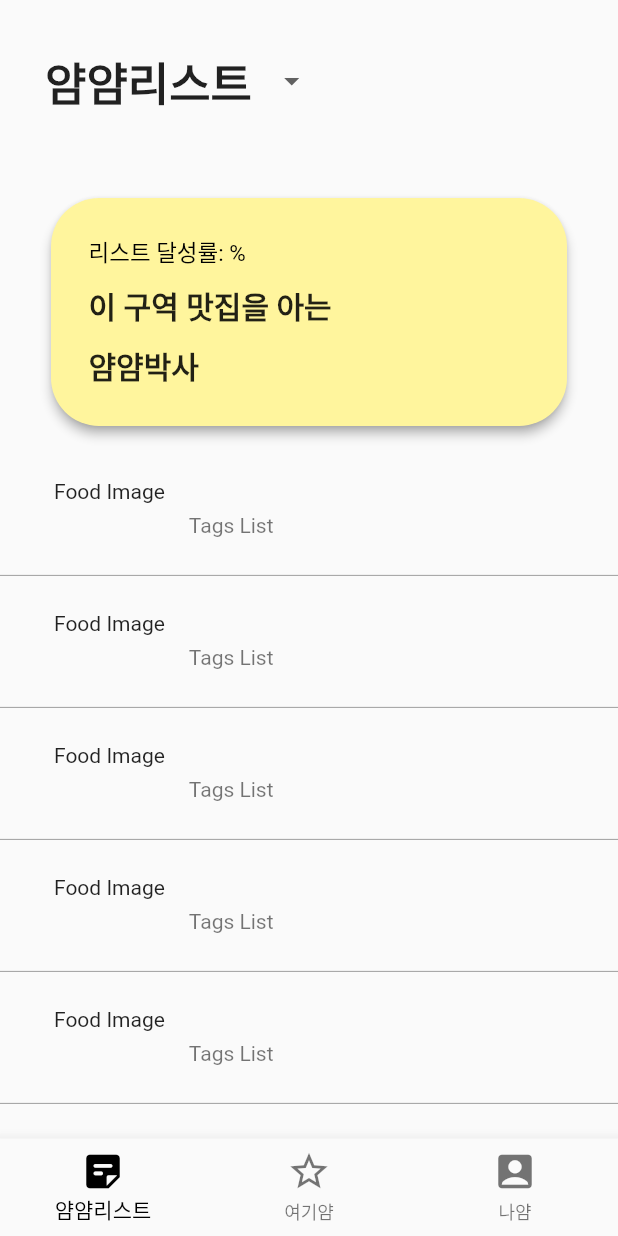
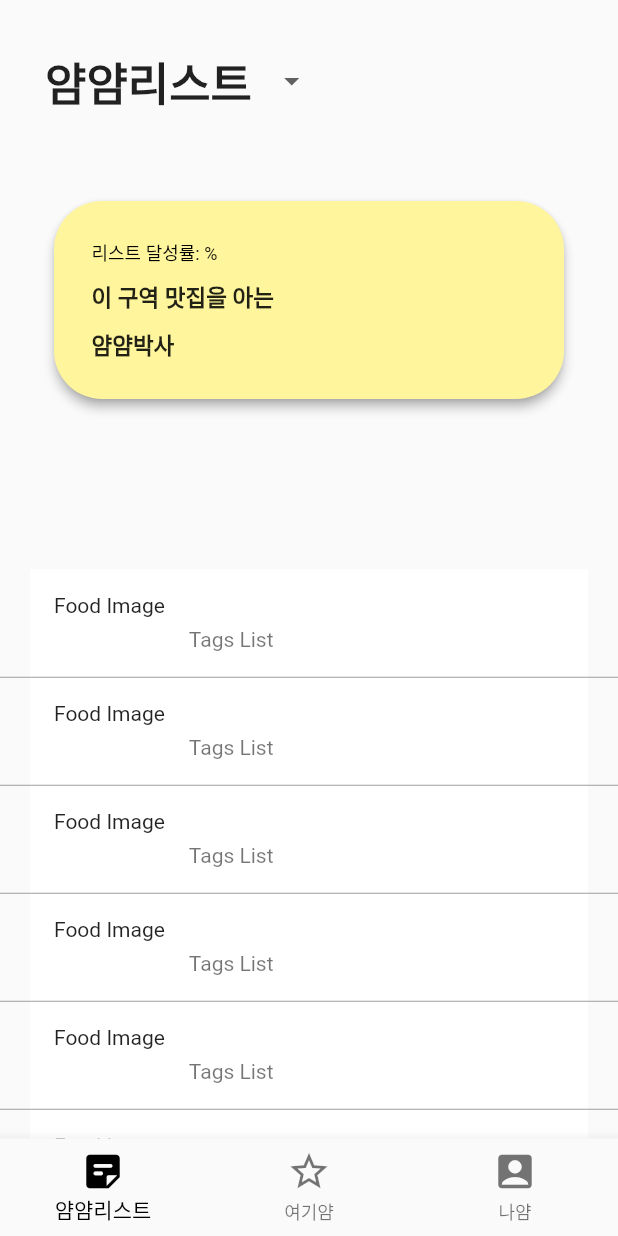
Before and after one commit to dcide6/mucketList_ui, a Flutter app: the screen it shows after launch, on a phone screen of 412 x 824 dp. Run offline on Flutter 3.47's test engine with Material 2 defaults, Android fonts, the phone set to English and light mode, and no system bars; our stand-ins replace get, sensors; missing offline and left inert: shake.

```diff
--- a/lib/home_page.dart
+++ b/lib/home_page.dart
@@ -1,9 +1,12 @@
 import 'package:flutter/material.dart';
+import 'package:get/get.dart';
 import 'package:mklistui/screens/feed_screen.dart';
 import 'package:mklistui/screens/list_screen.dart';
 import 'package:mklistui/screens/profile_screen.dart';
-
+import 'package:mklistui/widgets/random_pick_dialog.dart';
+import 'package:shake/shake.dart';
 import 'constants/screen_size.dart';
+import 'package:sensors/sensors.dart';
 
 class HomePage extends StatefulWidget {
   @override
@@ -11,6 +14,7 @@ class HomePage extends StatefulWidget {
 }
 
 class _HomePageState extends State<HomePage> {
+  ShakeDetector detector;
   List<BottomNavigationBarItem> btmNavItems = [
     BottomNavigationBarItem(
         icon: Icon(Icons.sticky_note_2_rounded), label: '얌얌리스트'),
@@ -27,6 +31,13 @@ class _HomePageState extends State<HomePage> {
     FeedScreen(),
     ProfileScreen(),
   ];
+  @override
+  void initState() {
+    super.initState();
+    detector = ShakeDetector.autoStart(onPhoneShake: () {
+      Get.to(RandomPickDialog(pickedList: "햄버거", pickedListInfo: "맛있습니다"));
+    });
+  }
 
   @override
   Widget build(BuildContext context) {
--- a/lib/screens/list_screen.dart
+++ b/lib/screens/list_screen.dart
@@ -16,7 +16,7 @@ class _ListScreenState extends State<ListScreen> {
       child: Scaffold(
         body: Stack(children: [
           Container(
-            height: size.height * 0.36,
+            height: size.height * 0.5,
             width: size.width,
             child: Column(
               crossAxisAlignment: CrossAxisAlignment.start,
@@ -27,7 +27,7 @@ class _ListScreenState extends State<ListScreen> {
             ),
           ),
           DraggableScrollableSheet(
-            initialChildSize: 0.6,
+            initialChildSize: 0.5,
             minChildSize: 0.3,
             maxChildSize: 0.85,
             builder: (BuildContext context, myScrollController) {
@@ -39,6 +39,7 @@ class _ListScreenState extends State<ListScreen> {
                         padding: const EdgeInsets.symmetric(horizontal: 20.0),
                         child: ListTile(
                           onTap: () {},
+                          tileColor: Colors.white,
                           leading: Text("Food Image"),
                           subtitle: Text("Tags List"),
                         ),
@@ -47,6 +48,7 @@ class _ListScreenState extends State<ListScreen> {
                     separatorBuilder: (context, index) {
                       return Divider(
                         color: Colors.grey,
+                        height: 0,
                       );
                     },
                     itemCount: 30,
@@ -63,7 +65,7 @@ class _ListScreenState extends State<ListScreen> {
 
   Widget buildCard() {
     return Padding(
-      padding: const EdgeInsets.all(30.0), // 카드 바깥에 패딩
+      padding: const EdgeInsets.all(32.0), // 카드 바깥에 패딩
       child: Card(
         shadowColor: Colors.grey,
         elevation: 3,
--- a/lib/widgets/mylist_card.dart
+++ b/lib/widgets/mylist_card.dart
@@ -18,7 +18,7 @@ class MyListCard extends StatelessWidget {
       children: [
         Text(
           '리스트 달성률: %',
-          style: TextStyle(fontSize: 15, color: Colors.black),
+          style: TextStyle(fontSize: 12, color: Colors.black),
         ),
         const SizedBox(
           height: 10,
@@ -26,7 +26,7 @@ class MyListCard extends StatelessWidget {
         Text(
           listDescription,
           style: TextStyle(
-            fontSize: 20,
+            fontSize: 15,
             fontWeight: FontWeight.bold,
           ),
         ),
@@ -36,7 +36,7 @@ class MyListCard extends StatelessWidget {
         Text(
           listGrade,
           style: TextStyle(
-            fontSize: 20,
+            fontSize: 15,
             fontWeight: FontWeight.bold,
           ),
         ),
--- a/pubspec.yaml
+++ b/pubspec.yaml
@@ -29,6 +29,9 @@ dependencies:
   # Use with the CupertinoIcons class for iOS style icons.
   cupertino_icons: ^1.0.0
   get: ^3.2.4
+  shake: ^0.1.0
+  sensors: ^0.4.2+6
+
 
 dev_dependencies:
   flutter_test:
```
Also changed, not shown: lib/widgets/random_pick_dialog.dart (added, +88 -0 lines), 5 other files.
